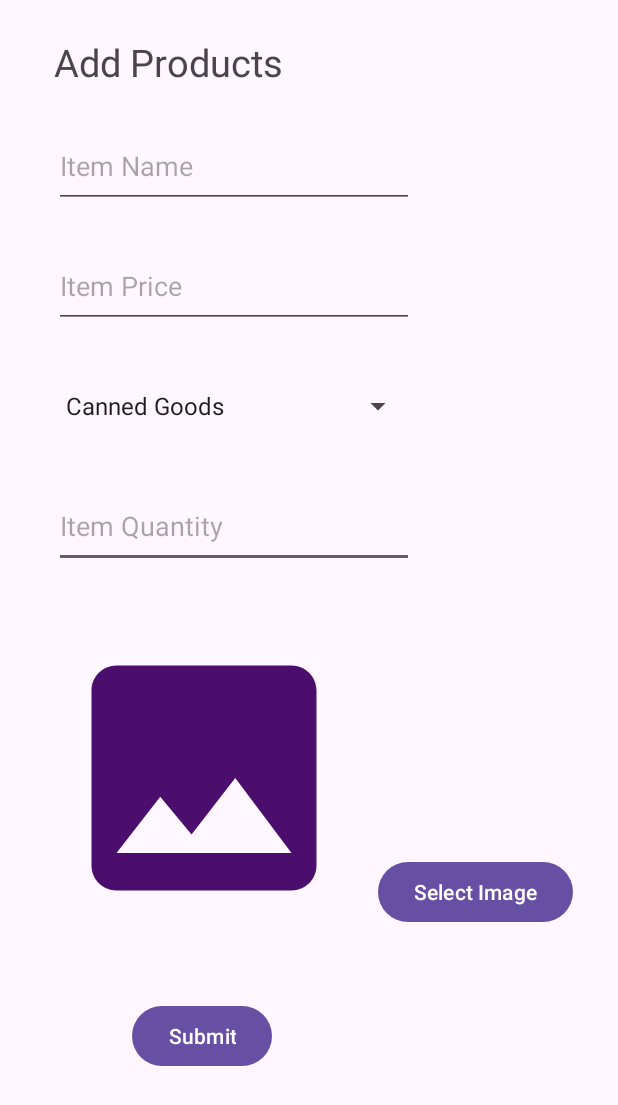
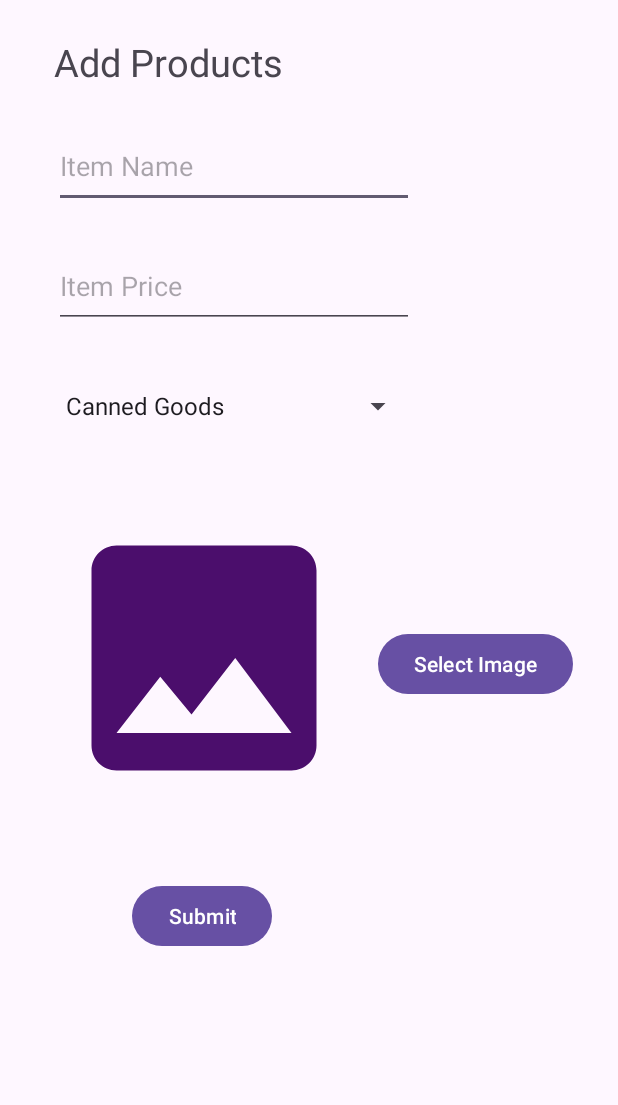
Before and after one commit to Fr4nzy/SariSariStore-CNN, an Android app: the AddProducts screen opened directly, with no data from a screen before it, on a phone screen of 412 x 824 dp. Shown: the top 1105 px of the screen. Run offline under Robolectric (Android 15) with nearby library versions, the phone set to English and light mode, and no system bars; our stand-ins replace Firebase (no records; nobody signed in at launch, a user with empty details on screens opened directly).

Commit message:
Removed the quantity field in the item's code, i'll use another method of getting the quantity of the types of products.

```diff
--- a/app/src/main/java/org/lu/sarisaristorepos/AddProducts.java
+++ b/app/src/main/java/org/lu/sarisaristorepos/AddProducts.java
@@ -31,7 +31,7 @@ import java.util.Map;
 import java.util.UUID;
 
 public class AddProducts extends AppCompatActivity {
-    private EditText productNameEditText, productPriceEditText, productQuantityEditText;
+    private EditText productNameEditText, productPriceEditText;
     private Spinner categorySpinner;
     private ImageView previewImageView;
 
@@ -50,7 +50,6 @@ public class AddProducts extends AppCompatActivity {
 
         productNameEditText = findViewById(R.id.productName);
         productPriceEditText = findViewById(R.id.productPrice);
-        productQuantityEditText = findViewById(R.id.productQuantity);
         Button submitButton = findViewById(R.id.btnInsert);
         categorySpinner = findViewById(R.id.categorySelect);
         previewImageView = findViewById(R.id.previewImg);
@@ -87,7 +86,6 @@ public class AddProducts extends AppCompatActivity {
         submitButton.setOnClickListener(v -> {
             String productName = productNameEditText.getText().toString();
             String productPrice = productPriceEditText.getText().toString();
-            String productQuantity = productQuantityEditText.getText().toString();
             String selectedCategory = categorySpinner.getSelectedItem().toString();
 
             // Check if the user is authenticated
@@ -115,7 +113,6 @@ public class AddProducts extends AppCompatActivity {
                         Map<String, Object> productData = new HashMap<>();
                         productData.put("name", productName);
                         productData.put("price", productPrice);
-                        productData.put("quantity", productQuantity);
                         productData.put("category", selectedCategory);
                         productData.put("imageURL", imageURL); // Store the image URL
 
@@ -126,7 +123,6 @@ public class AddProducts extends AppCompatActivity {
                                         // Data inserted successfully
                                         productNameEditText.setText("");
                                         productPriceEditText.setText("");
-                                        productQuantityEditText.setText("");
                                         previewImageView.setImageResource(R.drawable.baseline_image_24); // Reset image view
                                     } else {
                                         // Handle the error
--- a/app/src/main/java/org/lu/sarisaristorepos/DeleteProducts.java
+++ b/app/src/main/java/org/lu/sarisaristorepos/DeleteProducts.java
@@ -59,11 +59,9 @@ public class DeleteProducts extends AppCompatActivity implements ProductAdapter.
                         String name = documentChange.getDocument().getString("name");
                         String price = documentChange.getDocument().getString("price");
                         String imageURL = documentChange.getDocument().getString("imageURL");
-                        String stocks = documentChange.getDocument().getString("stocks");
                         String category = documentChange.getDocument().getString("category");
-                        String quantity = documentChange.getDocument().getString("quantity");
 
-                        productList.add(new Product(id, name, price, imageURL, stocks, category,quantity));
+                        productList.add(new Product(id, name, price, imageURL, category));
                     }
 
                     productAdapter.notifyDataSetChanged();
--- a/app/src/main/java/org/lu/sarisaristorepos/PlaceOrderActivity.java
+++ b/app/src/main/java/org/lu/sarisaristorepos/PlaceOrderActivity.java
@@ -1,5 +1,4 @@
 package org.lu.sarisaristorepos;
-
 import androidx.appcompat.app.AppCompatActivity;
 
 import android.content.Intent;
@@ -43,11 +42,12 @@ public class PlaceOrderActivity extends AppCompatActivity {
                 // Retrieve the entered quantity
                 int enteredQuantity = Integer.parseInt(customQuantityEditText.getText().toString());
 
-                // Pass the selected item's information and quantity as extras
+                // Pass the selected item's information, quantity, and total cost as extras
                 Intent resultIntent = new Intent();
                 resultIntent.putExtra("enteredQuantity", enteredQuantity);
                 resultIntent.putExtra("productName", productName);
                 resultIntent.putExtra("productPrice", productPrice);
+                resultIntent.putExtra("productStocks", productStocks); // Include the stocks in the intent
                 setResult(RESULT_OK, resultIntent);
 
                 // Finish the PlaceOrderActivity
@@ -69,6 +69,4 @@ public class PlaceOrderActivity extends AppCompatActivity {
     }
 
 
-
-
 }
--- /dev/null
+++ b/app/src/main/java/org/lu/sarisaristorepos/ProductOrderClass.java
@@ -0,0 +1,4 @@
+package org.lu.sarisaristorepos;
+
+public class ProductOrderClass {
+}
--- a/app/src/main/res/layout/activity_add_products.xml
+++ b/app/src/main/res/layout/activity_add_products.xml
@@ -5,18 +5,6 @@
     android:layout_width="match_parent"
     android:layout_height="match_parent"
     tools:context=".AddProducts">
-
-    <EditText
-        android:id="@+id/productQuantity"
-        android:layout_width="240dp"
-        android:layout_height="56dp"
-        android:layout_marginStart="36dp"
-        android:layout_marginTop="24dp"
-        android:ems="10"
-        android:hint="Item Quantity"
-        android:inputType="numberSigned"
-        app:layout_constraintStart_toStartOf="parent"
-        app:layout_constraintTop_toBottomOf="@+id/categorySelect" />
 
     <TextView
         android:id="@+id/LabelManageActivity"
@@ -69,7 +57,7 @@
         android:layout_marginStart="36dp"
         android:layout_marginTop="40dp"
         app:layout_constraintStart_toStartOf="parent"
-        app:layout_constraintTop_toBottomOf="@+id/productQuantity"
+        app:layout_constraintTop_toBottomOf="@+id/categorySelect"
         app:srcCompat="@drawable/baseline_image_24" />
 
     <Button
@@ -77,12 +65,12 @@
         android:layout_width="wrap_content"
         android:layout_height="wrap_content"
         android:layout_marginStart="16dp"
-        android:layout_marginTop="192dp"
+        android:layout_marginTop="120dp"
         android:text="Select Image"
         app:layout_constraintEnd_toEndOf="parent"
         app:layout_constraintHorizontal_bias="0.0"
         app:layout_constraintStart_toEndOf="@+id/previewImg"
-        app:layout_constraintTop_toBottomOf="@+id/productQuantity" />
+        app:layout_constraintTop_toBottomOf="@+id/categorySelect" />
 
     <Button
         android:id="@+id/btnInsert"
--- a/app/src/main/res/layout/product_card.xml
+++ b/app/src/main/res/layout/product_card.xml
@@ -53,7 +53,7 @@
         android:layout_width="wrap_content"
         android:layout_height="wrap_content"
         android:layout_below="@id/productPrice"
-        android:text="Quantity: "
+        android:text="Stock: "
         android:layout_marginStart="12dp"
         android:layout_marginTop="10dp"
         app:layout_constraintStart_toStartOf="parent"
```
Also changed, not shown: app/src/main/java/org/lu/sarisaristorepos/BrowseProducts.java (+7 -20 lines), app/src/main/java/org/lu/sarisaristorepos/CartActivity.java (+24 -15 lines), app/src/main/java/org/lu/sarisaristorepos/CashAmountActivity.java (+4 -4 lines), app/src/main/java/org/lu/sarisaristorepos/Product.java (+2 -12 lines), app/src/main/java/org/lu/sarisaristorepos/ProductAdapter.java (+5 -10 lines), app/src/main/res/layout/activity_cart.xml (+4 -4 lines).
